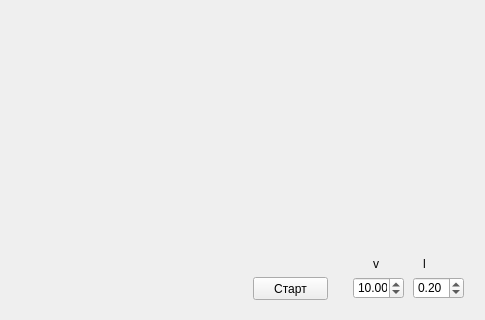
Qt form 2 course/comp_model/model_lab_3/mainwindow.ui (Manerton/labs-se) before a commit; both pictures show x 407 to 892 and y 373 to 693 of the 892 by 693 pixel window.
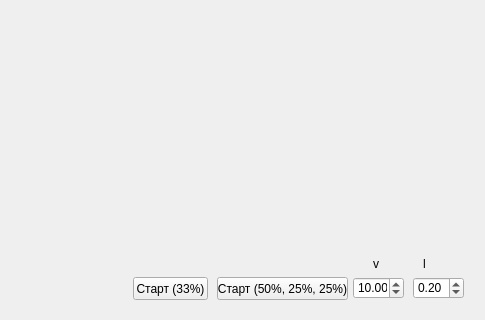
The same form after that commit.

What changed in the file:
```diff
--- a/2 course/comp_model/model_lab_3/mainwindow.ui
+++ b/2 course/comp_model/model_lab_3/mainwindow.ui
@@ -105,14 +105,27 @@
    <widget class="QPushButton" name="pushButton">
     <property name="geometry">
      <rect>
-      <x>660</x>
+      <x>624</x>
+      <y>650</y>
+      <width>131</width>
+      <height>23</height>
+     </rect>
+    </property>
+    <property name="text">
+     <string>Старт (50%, 25%, 25%)</string>
+    </property>
+   </widget>
+   <widget class="QPushButton" name="pushButton_2">
+    <property name="geometry">
+     <rect>
+      <x>540</x>
       <y>650</y>
       <width>75</width>
       <height>23</height>
      </rect>
     </property>
     <property name="text">
-     <string>Старт</string>
+     <string>Старт (33%)</string>
     </property>
    </widget>
   </widget>
```
